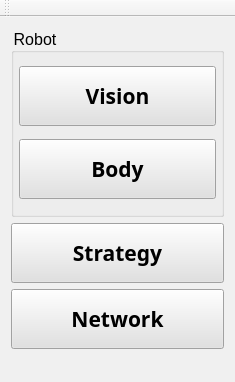
First picture: the form in src/Gui/ui/Form_ControlPanel.ui, repository aiRobots-athome/Joy, before the edit.
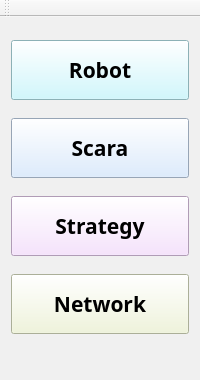
Second picture: the form after the edit.

Patch:
```diff
--- a/src/Gui/ui/Form_ControlPanel.ui
+++ b/src/Gui/ui/Form_ControlPanel.ui
@@ -6,8 +6,8 @@
    <rect>
     <x>0</x>
     <y>0</y>
-    <width>235</width>
-    <height>382</height>
+    <width>200</width>
+    <height>380</height>
    </rect>
   </property>
   <property name="windowTitle">
@@ -17,88 +17,8 @@
    <string notr="true">background-color: rgb(240, 240, 240);</string>
   </property>
   <widget class="QWidget" name="centralWidget">
-   <layout class="QVBoxLayout" name="verticalLayout_3">
-    <item>
-     <widget class="QGroupBox" name="groupBox">
-      <property name="font">
-       <font>
-        <pointsize>12</pointsize>
-       </font>
-      </property>
-      <property name="title">
-       <string>Robot</string>
-      </property>
-      <layout class="QVBoxLayout" name="verticalLayout">
-       <property name="spacing">
-        <number>5</number>
-       </property>
-       <property name="leftMargin">
-        <number>5</number>
-       </property>
-       <property name="topMargin">
-        <number>5</number>
-       </property>
-       <property name="rightMargin">
-        <number>5</number>
-       </property>
-       <property name="bottomMargin">
-        <number>5</number>
-       </property>
-       <item>
-        <widget class="QPushButton" name="pB_Form_Vision">
-         <property name="minimumSize">
-          <size>
-           <width>150</width>
-           <height>60</height>
-          </size>
-         </property>
-         <property name="font">
-          <font>
-           <family>微軟正黑體</family>
-           <pointsize>16</pointsize>
-           <weight>75</weight>
-           <bold>true</bold>
-          </font>
-         </property>
-         <property name="styleSheet">
-          <string notr="true">background-color: rgb(225, 225, 225);</string>
-         </property>
-         <property name="text">
-          <string>Vision</string>
-         </property>
-        </widget>
-       </item>
-       <item>
-        <widget class="QPushButton" name="pB_Form_Body">
-         <property name="minimumSize">
-          <size>
-           <width>150</width>
-           <height>60</height>
-          </size>
-         </property>
-         <property name="font">
-          <font>
-           <family>微軟正黑體</family>
-           <pointsize>16</pointsize>
-           <weight>75</weight>
-           <bold>true</bold>
-          </font>
-         </property>
-         <property name="mouseTracking">
-          <bool>true</bool>
-         </property>
-         <property name="styleSheet">
-          <string notr="true">background-color: rgb(225, 225, 225);</string>
-         </property>
-         <property name="text">
-          <string>Body</string>
-         </property>
-        </widget>
-       </item>
-      </layout>
-     </widget>
-    </item>
-    <item>
+   <layout class="QGridLayout" name="gridLayout">
+    <item row="2" column="0">
      <widget class="QPushButton" name="pB_Form_Strategy">
       <property name="minimumSize">
        <size>
@@ -118,14 +38,14 @@
        <bool>true</bool>
       </property>
       <property name="styleSheet">
-       <string notr="true">background-color: rgb(225, 225, 225);</string>
+       <string notr="true">background-color: rgb(246, 219, 255);</string>
       </property>
       <property name="text">
        <string>Strategy</string>
       </property>
      </widget>
     </item>
-    <item>
+    <item row="3" column="0">
      <widget class="QPushButton" name="pB_Form_Network">
       <property name="minimumSize">
        <size>
@@ -145,13 +65,67 @@
        <bool>true</bool>
       </property>
       <property name="styleSheet">
-       <string notr="true">background-color: rgb(225, 225, 225);</string>
+       <string notr="true">background-color: rgb(239, 245, 213);</string>
       </property>
       <property name="text">
        <string>Network</string>
       </property>
      </widget>
     </item>
+    <item row="1" column="0">
+     <widget class="QPushButton" name="pB_Form_Scara">
+      <property name="minimumSize">
+       <size>
+        <width>150</width>
+        <height>60</height>
+       </size>
+      </property>
+      <property name="font">
+       <font>
+        <family>微軟正黑體</family>
+        <pointsize>16</pointsize>
+        <weight>75</weight>
+        <bold>true</bold>
+       </font>
+      </property>
+      <property name="mouseTracking">
+       <bool>true</bool>
+      </property>
+      <property name="styleSheet">
+       <string notr="true">background-color: rgb(211, 231, 255);</string>
+      </property>
+      <property name="text">
+       <string>Scara</string>
+      </property>
+     </widget>
+    </item>
+    <item row="0" column="0">
+     <widget class="QPushButton" name="pB_Form_Robot">
+      <property name="minimumSize">
+       <size>
+        <width>150</width>
+        <height>60</height>
+       </size>
+      </property>
+      <property name="font">
+       <font>
+        <family>微軟正黑體</family>
+        <pointsize>16</pointsize>
+        <weight>75</weight>
+        <bold>true</bold>
+       </font>
+      </property>
+      <property name="mouseTracking">
+       <bool>true</bool>
+      </property>
+      <property name="styleSheet">
+       <string notr="true">background-color: rgb(196, 248, 255);</string>
+      </property>
+      <property name="text">
+       <string>Robot</string>
+      </property>
+     </widget>
+    </item>
    </layout>
   </widget>
   <widget class="QMenuBar" name="menuBar">
```
Left out of the diff: 4 changed lines with no effect on the pictures.
